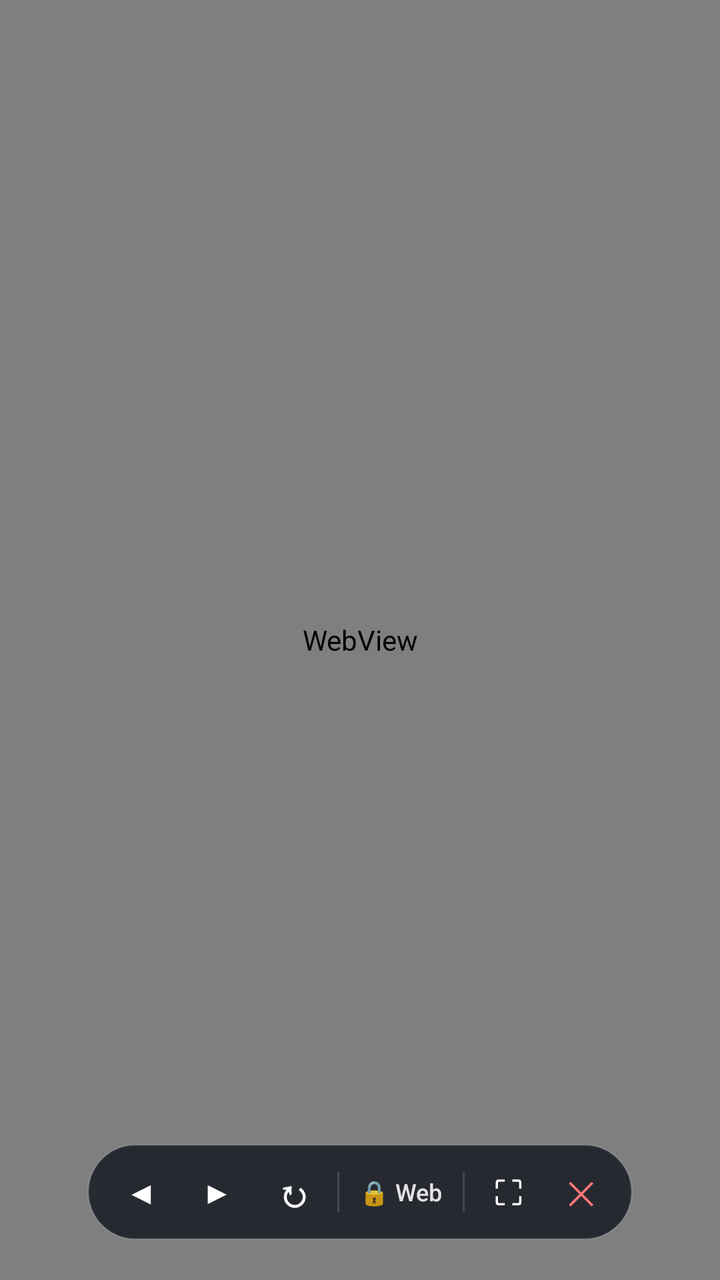
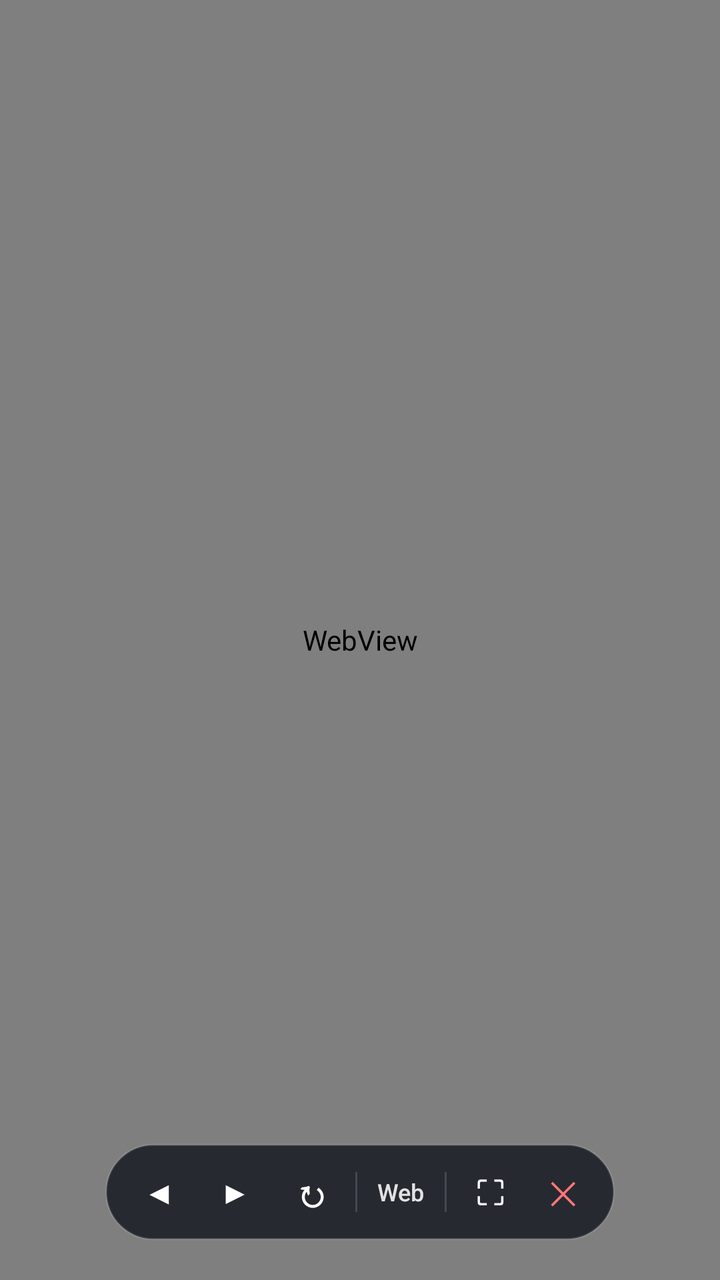

Compare the two renders of this Android layout. The source of the first and the diff that turns it into the second are given below.
<!-- AndroidManifest.xml: activity theme android:Theme.Material.NoActionBar -->
<!-- res/layout/activity_web_app.xml -->
<?xml version="1.0" encoding="utf-8"?>
<RelativeLayout xmlns:android="http://schemas.android.com/apk/res/android"
    android:id="@+id/web_root"
    android:layout_width="match_parent"
    android:layout_height="match_parent"
    android:background="#0D1117">

    <WebView
        android:id="@+id/web_view"
        android:layout_width="match_parent"
        android:layout_height="match_parent"
        android:overScrollMode="never"
        android:scrollbars="none" />

    
    <FrameLayout
        android:id="@+id/fullscreen_custom_view_container"
        android:layout_width="match_parent"
        android:layout_height="match_parent"
        android:background="#000000"
        android:visibility="gone" />

    
    <ProgressBar
        android:id="@+id/web_progress"
        style="?android:attr/progressBarStyleHorizontal"
        android:layout_width="match_parent"
        android:layout_height="2.5dp"
        android:layout_alignParentTop="true"
        android:indeterminate="false"
        android:max="100"
        android:progressDrawable="@drawable/btn_accent"
        android:visibility="gone" />

    
    <LinearLayout
        android:id="@+id/web_nav_bar"
        android:layout_width="wrap_content"
        android:layout_height="48dp"
        android:layout_alignParentBottom="true"
        android:layout_centerHorizontal="true"
        android:layout_marginBottom="20dp"
        android:background="@drawable/dock_card"
        android:orientation="horizontal"
        android:gravity="center_vertical"
        android:paddingStart="8dp"
        android:paddingEnd="8dp"
        android:elevation="10dp">

        
        <TextView
            android:id="@+id/btn_web_back"
            android:layout_width="38dp"
            android:layout_height="38dp"
            android:gravity="center"
            android:text="◀"
            android:textColor="#FFFFFF"
            android:textSize="16sp"
            android:background="?android:attr/selectableItemBackgroundBorderless"
            android:clickable="true"
            android:focusable="true" />

        
        <TextView
            android:id="@+id/btn_web_forward"
            android:layout_width="38dp"
            android:layout_height="38dp"
            android:gravity="center"
            android:text="▶"
            android:textColor="#FFFFFF"
            android:textSize="16sp"
            android:background="?android:attr/selectableItemBackgroundBorderless"
            android:clickable="true"
            android:focusable="true" />

        
        <TextView
            android:id="@+id/btn_web_refresh"
            android:layout_width="38dp"
            android:layout_height="38dp"
            android:gravity="center"
            android:text="↻"
            android:textColor="#FFFFFF"
            android:textSize="19sp"
            android:textStyle="bold"
            android:background="?android:attr/selectableItemBackgroundBorderless"
            android:clickable="true"
            android:focusable="true" />

        <View
            android:layout_width="1dp"
            android:layout_height="20dp"
            android:layout_marginStart="3dp"
            android:layout_marginEnd="6dp"
            android:background="#25FFFFFF" />

        
        <TextView
            android:id="@+id/text_web_domain"
            android:layout_width="wrap_content"
            android:layout_height="wrap_content"
            android:maxWidth="130dp"
            android:singleLine="true"
            android:ellipsize="middle"
            android:text="🔒 Web"
            android:textColor="#DDFFFFFF"
            android:textSize="12sp"
            android:fontFamily="sans-serif-medium"
            android:paddingStart="4dp"
            android:paddingEnd="8dp" />

        <View
            android:layout_width="1dp"
            android:layout_height="20dp"
            android:layout_marginStart="2dp"
            android:layout_marginEnd="4dp"
            android:background="#25FFFFFF" />

        
        <TextView
            android:id="@+id/btn_toggle_fullscreen"
            android:layout_width="36dp"
            android:layout_height="38dp"
            android:gravity="center"
            android:text="⛶"
            android:textColor="#FFFFFF"
            android:textSize="17sp"
            android:background="?android:attr/selectableItemBackgroundBorderless"
            android:clickable="true"
            android:focusable="true" />

        
        <TextView
            android:id="@+id/btn_web_close"
            android:layout_width="36dp"
            android:layout_height="38dp"
            android:gravity="center"
            android:text="✕"
            android:textColor="#FF7777"
            android:textSize="16sp"
            android:background="?android:attr/selectableItemBackgroundBorderless"
            android:clickable="true"
            android:focusable="true" />
    </LinearLayout>

</RelativeLayout>
<!-- resources referenced by this layout -->
<resources>
  <!-- drawable btn_accent (drawable) -->
  <?xml version="1.0" encoding="utf-8"?>
  <shape xmlns:android="http://schemas.android.com/apk/res/android"
      android:shape="rectangle">
      <corners android:radius="14dp" />
      <solid android:color="#FF7C5CFF" />
  </shape>
  <!-- drawable dock_card (drawable) -->
  <?xml version="1.0" encoding="utf-8"?>
  <shape xmlns:android="http://schemas.android.com/apk/res/android"
      android:shape="rectangle">
      <corners android:radius="28dp" />
      <solid android:color="#CC12141F" />
      <stroke android:width="1dp" android:color="#22FFFFFF" />
  </shape>
</resources>

<!-- the commit's change to res/layout/activity_web_app.xml (unified diff, before → after) -->
@@ -102,7 +102,7 @@
             android:maxWidth="130dp"
             android:singleLine="true"
             android:ellipsize="middle"
-            android:text="🔒 Web"
+            android:text="Web"
             android:textColor="#DDFFFFFF"
             android:textSize="12sp"
             android:fontFamily="sans-serif-medium"
